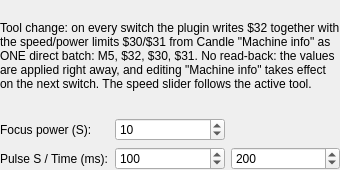
Before: the Qt Designer form spindle_laser/settings.ui in Dzantemir/candle-spindle-laser-switcher, drawn with Qt 5.
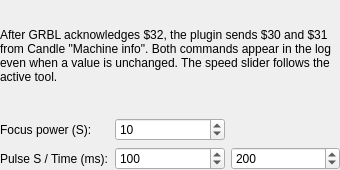
After: the same form once the commit is applied.

```diff
--- a/spindle_laser/settings.ui
+++ b/spindle_laser/settings.ui
@@ -29,7 +29,7 @@
    <item>
     <widget class="QLabel" name="lblNote">
      <property name="text">
-      <string>Tool change: on every switch the plugin writes $32 together with the speed/power limits $30/$31 from Candle &quot;Machine info&quot; as ONE direct batch: M5, $32, $30, $31. No read-back: the values are applied right away, and editing &quot;Machine info&quot; takes effect on the next switch. The speed slider follows the active tool.</string>
+      <string>After GRBL acknowledges $32, the plugin sends $30 and $31 from Candle &quot;Machine info&quot;. Both commands appear in the log even when a value is unchanged. The speed slider follows the active tool.</string>
      </property>
      <property name="wordWrap">
       <bool>true</bool>
```
